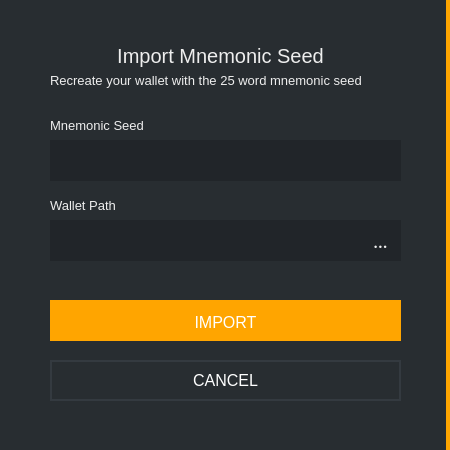
This is src/gui/ui/importseed.ui in ConcealNetwork/conceal-desktop as Qt 5 draws it before an edit. The edited form follows.
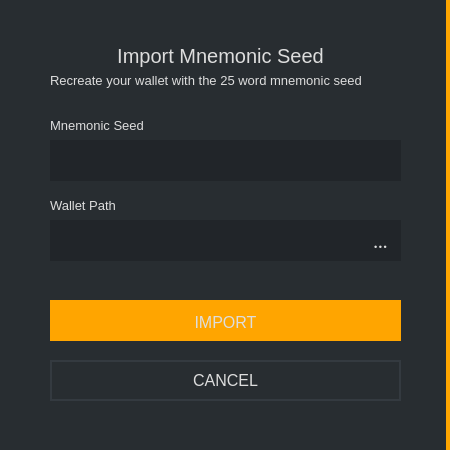
This is the edited form.

What changed in the file:
```diff
--- a/src/gui/ui/importseed.ui
+++ b/src/gui/ui/importseed.ui
@@ -14,7 +14,7 @@
    <string>Import :: Mnemonic Seed</string>
   </property>
   <property name="styleSheet">
-   <string notr="true">background-color: #212529; color: #eee; border: 0px;</string>
+   <string notr="true">background-color: #212529; color: #ddd; border: 0px;</string>
   </property>
   <widget class="QGroupBox" name="groupBox">
    <property name="geometry">
@@ -46,7 +46,7 @@
      </font>
     </property>
     <property name="styleSheet">
-     <string notr="true">color: #eee;border-right: 0px;font-size: 13px;</string>
+     <string notr="true">color: #ddd;border-right: 0px;font-size: 13px;</string>
     </property>
     <property name="text">
      <string>Recreate your wallet with the 25 word mnemonic seed</string>
@@ -67,7 +67,7 @@
      </font>
     </property>
     <property name="styleSheet">
-     <string notr="true">color: #eee;
+     <string notr="true">color: #ddd;
 border-right: 0px;
 font-size: 20px;</string>
     </property>
@@ -93,7 +93,7 @@
      </font>
     </property>
     <property name="styleSheet">
-     <string notr="true">color: #eee;border-right: 0px;font-size: 13px;</string>
+     <string notr="true">color: #ddd;border-right: 0px;font-size: 13px;</string>
     </property>
     <property name="text">
      <string>Mnemonic Seed</string>
@@ -142,7 +142,7 @@
      </font>
     </property>
     <property name="styleSheet">
-     <string notr="true">color: #eee;border-right: 0px;font-size: 13px;</string>
+     <string notr="true">color: #ddd;border-right: 0px;font-size: 13px;</string>
     </property>
     <property name="text">
      <string>Wallet Path</string>
@@ -198,7 +198,7 @@
      </font>
     </property>
     <property name="styleSheet">
-     <string notr="true">color: white; background-color: orange; border-top: 3px solid orange;
+     <string notr="true">color: #ddd; background-color: orange; border-top: 3px solid orange;
 border-right: 0px;
 font-size: 16px;</string>
     </property>
@@ -227,7 +227,7 @@
      </font>
     </property>
     <property name="styleSheet">
-     <string notr="true">color: white; border: 2px solid #343a40; font-size: 16px; background-color: #21259;</string>
+     <string notr="true">color: #ddd; border: 2px solid #343a40; font-size: 16px; background-color: #21259;</string>
     </property>
     <property name="text">
      <string>CANCEL</string>
@@ -251,7 +251,7 @@
     <property name="styleSheet">
      <string notr="true">background-color: #212529;
 border-right: 0px;
-color: #eee;
+color: #ddd;
 padding: 5px;
 </string>
     </property>
```
